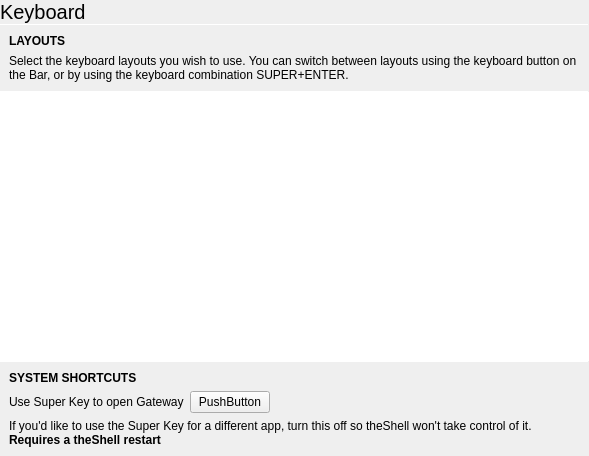
First picture: the form in statuscenter/CoreSettings/Input/keyboardpane.ui, repository vicr123/theshell, before the edit.
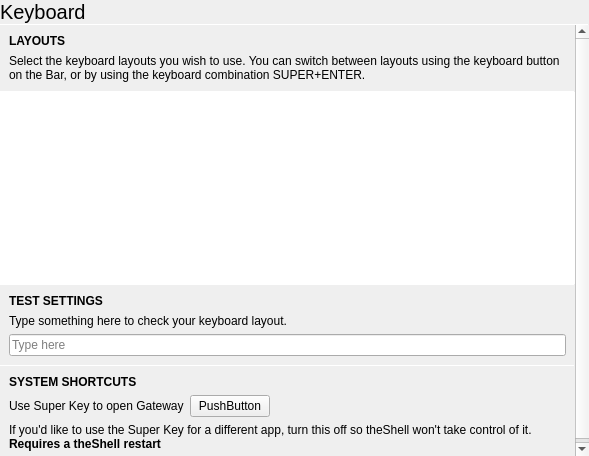
Second picture: the form after the edit. Icons and pictures are not drawn. Custom widgets are drawn as their Qt base class.

```diff
--- a/statuscenter/CoreSettings/Input/keyboardpane.ui
+++ b/statuscenter/CoreSettings/Input/keyboardpane.ui
@@ -92,8 +92,8 @@
            <rect>
             <x>0</x>
             <y>0</y>
-            <width>589</width>
-            <height>413</height>
+            <width>575</width>
+            <height>461</height>
            </rect>
           </property>
           <layout class="QVBoxLayout" name="verticalLayout_3">
@@ -177,6 +177,65 @@
              </property>
             </widget>
            </item>
+           <item>
+            <widget class="Line" name="line_5">
+             <property name="maximumSize">
+              <size>
+               <width>16777215</width>
+               <height>1</height>
+              </size>
+             </property>
+             <property name="orientation">
+              <enum>Qt::Horizontal</enum>
+             </property>
+            </widget>
+           </item>
+           <item>
+            <layout class="QVBoxLayout" name="verticalLayout_6">
+             <property name="spacing">
+              <number>6</number>
+             </property>
+             <property name="leftMargin">
+              <number>9</number>
+             </property>
+             <property name="topMargin">
+              <number>9</number>
+             </property>
+             <property name="rightMargin">
+              <number>9</number>
+             </property>
+             <property name="bottomMargin">
+              <number>9</number>
+             </property>
+             <item>
+              <widget class="QLabel" name="label_8">
+               <property name="font">
+                <font>
+                 <weight>75</weight>
+                 <bold>true</bold>
+                </font>
+               </property>
+               <property name="text">
+                <string>TEST SETTINGS</string>
+               </property>
+              </widget>
+             </item>
+             <item>
+              <widget class="QLabel" name="label_9">
+               <property name="text">
+                <string>Type something here to check your keyboard layout.</string>
+               </property>
+              </widget>
+             </item>
+             <item>
+              <widget class="QLineEdit" name="lineEdit">
+               <property name="placeholderText">
+                <string>Type here</string>
+               </property>
+              </widget>
+             </item>
+            </layout>
+           </item>
            <item>
             <widget class="Line" name="line_4">
              <property name="maximumSize">
```
